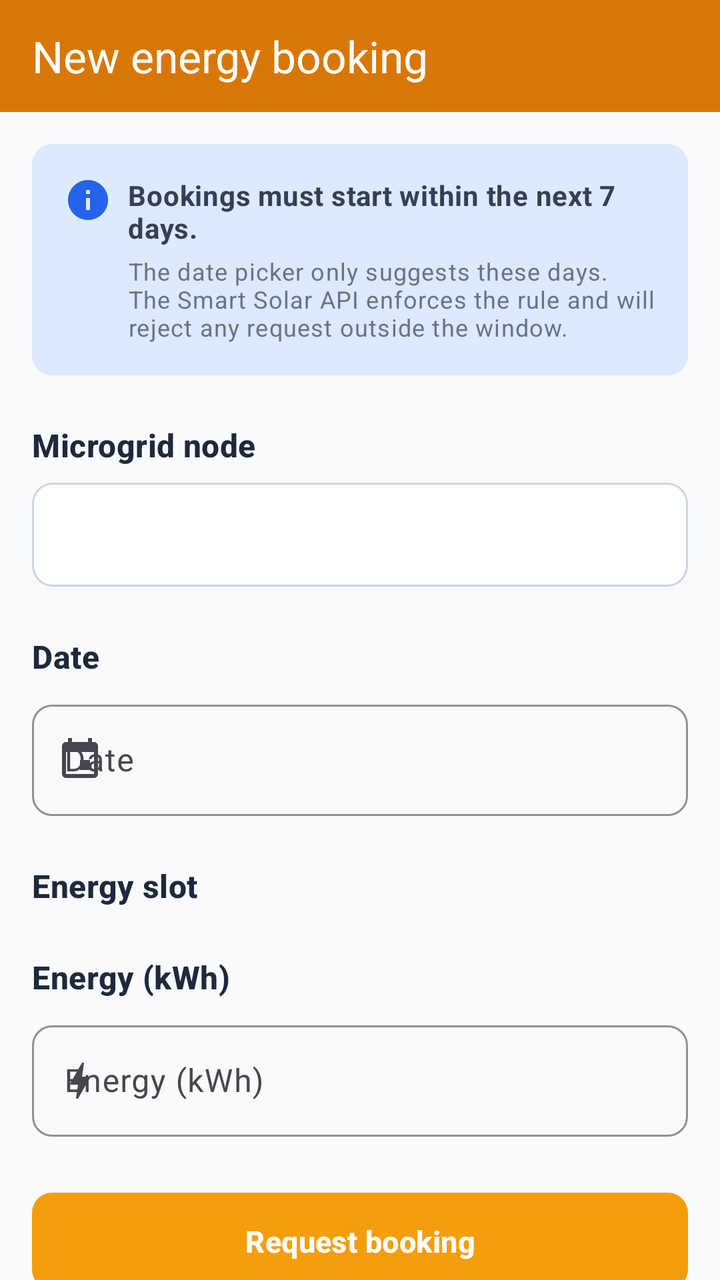
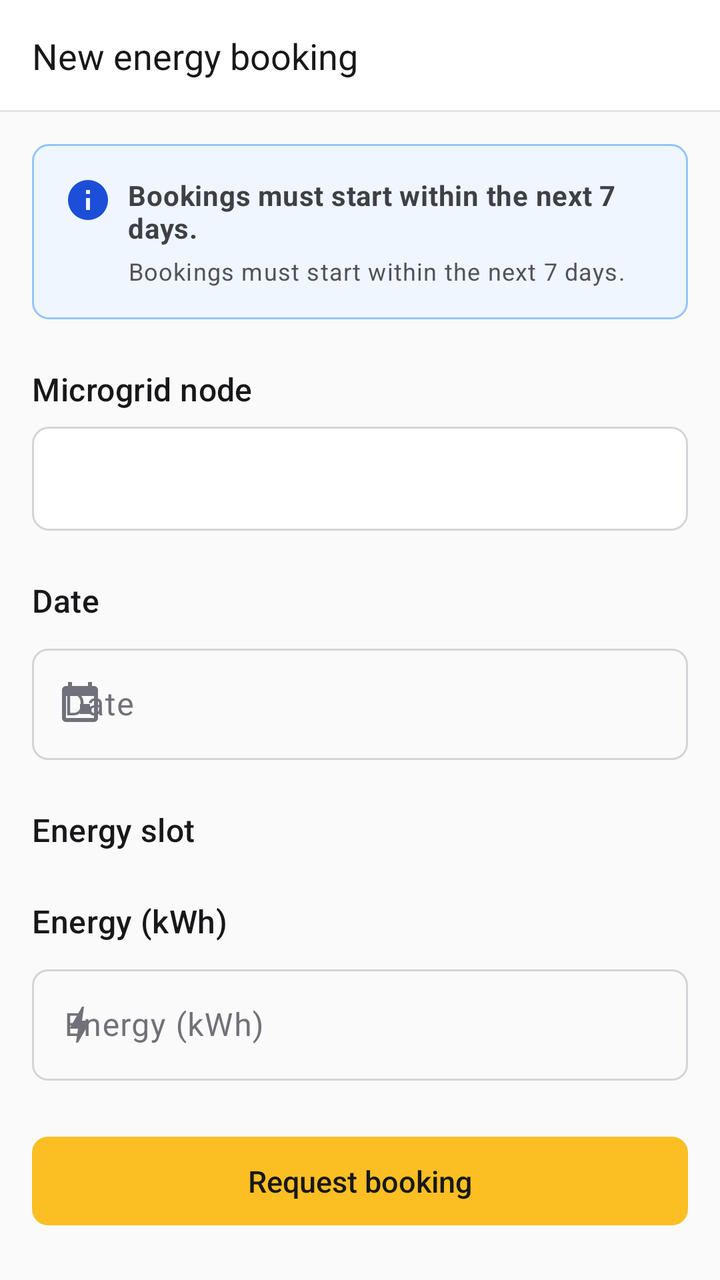

Before-and-after screenshots of an Android layout around one commit, followed by the original layout XML and the change that was made.
<!-- AndroidManifest.xml: application theme Theme.SmartSolar -->
<!-- res/layout/activity_new_booking.xml -->
<?xml version="1.0" encoding="utf-8"?>
<LinearLayout xmlns:android="http://schemas.android.com/apk/res/android"
    xmlns:app="http://schemas.android.com/apk/res-auto"
    xmlns:tools="http://schemas.android.com/tools"
    android:layout_width="match_parent"
    android:layout_height="match_parent"
    android:background="@color/screen_background"
    android:orientation="vertical">

    
    <com.google.android.material.appbar.MaterialToolbar
        android:id="@+id/toolbar"
        style="@style/Widget.SmartSolar.Toolbar"
        android:layout_width="match_parent"
        android:layout_height="@dimen/toolbar_height"
        app:title="@string/new_booking_title" />

    
    <androidx.core.widget.NestedScrollView
        android:id="@+id/scroll_booking"
        android:layout_width="match_parent"
        android:layout_height="0dp"
        android:layout_weight="1"
        android:fillViewport="true">

        <LinearLayout
            android:layout_width="match_parent"
            android:layout_height="wrap_content"
            android:orientation="vertical"
            android:padding="@dimen/screen_padding">

            
            <LinearLayout
                android:id="@+id/panel_window_notice"
                android:layout_width="match_parent"
                android:layout_height="wrap_content"
                android:background="@drawable/bg_info_panel"
                android:orientation="horizontal"
                android:padding="@dimen/space_md">

                <ImageView
                    android:layout_width="@dimen/icon_md"
                    android:layout_height="@dimen/icon_md"
                    android:contentDescription="@null"
                    android:src="@drawable/ic_info"
                    android:tint="@color/info_blue"
                    tools:ignore="UseAppTint" />

                <LinearLayout
                    android:layout_width="match_parent"
                    android:layout_height="wrap_content"
                    android:layout_marginStart="@dimen/space_sm"
                    android:orientation="vertical">

                    <TextView
                        android:layout_width="match_parent"
                        android:layout_height="wrap_content"
                        android:text="@string/booking_window_notice"
                        android:textAppearance="@style/TextAppearance.SmartSolar.Body"
                        android:textStyle="bold" />

                    
                    <TextView
                        android:id="@+id/text_window_enforced"
                        android:layout_width="match_parent"
                        android:layout_height="wrap_content"
                        android:layout_marginTop="@dimen/space_xs"
                        android:text="The date picker only suggests these days. The Smart Solar API enforces the rule and will reject any request outside the window."
                        android:textAppearance="@style/TextAppearance.SmartSolar.Caption"
                        tools:ignore="HardcodedText" />
                </LinearLayout>
            </LinearLayout>

            
            <TextView
                android:layout_width="match_parent"
                android:layout_height="wrap_content"
                android:layout_marginTop="@dimen/space_lg"
                android:text="@string/label_select_station"
                android:textAppearance="@style/TextAppearance.SmartSolar.SectionTitle" />

            <Spinner
                android:id="@+id/spinner_station"
                android:layout_width="match_parent"
                android:layout_height="wrap_content"
                android:layout_marginTop="@dimen/space_sm"
                android:background="@drawable/bg_input_rounded"
                android:minHeight="52dp"
                android:paddingStart="@dimen/space_md"
                android:paddingEnd="@dimen/space_md" />

            <ProgressBar
                android:id="@+id/progress_stations"
                android:layout_width="wrap_content"
                android:layout_height="wrap_content"
                android:layout_gravity="center_horizontal"
                android:layout_marginTop="@dimen/space_sm"
                android:visibility="gone" />

            
            <TextView
                android:layout_width="match_parent"
                android:layout_height="wrap_content"
                android:layout_marginTop="@dimen/space_lg"
                android:text="@string/label_select_date"
                android:textAppearance="@style/TextAppearance.SmartSolar.SectionTitle" />

            <com.google.android.material.textfield.TextInputLayout
                android:id="@+id/layout_date"
                style="@style/Widget.SmartSolar.TextInputLayout"
                android:layout_width="match_parent"
                android:layout_height="wrap_content"
                android:layout_marginTop="@dimen/space_sm"
                android:hint="@string/label_select_date"
                app:startIconContentDescription="@string/label_select_date"
                app:startIconDrawable="@drawable/ic_calendar">

                
                <com.google.android.material.textfield.TextInputEditText
                    android:id="@+id/input_date"
                    android:layout_width="match_parent"
                    android:layout_height="wrap_content"
                    android:clickable="true"
                    android:cursorVisible="false"
                    android:focusable="false"
                    android:focusableInTouchMode="false"
                    android:inputType="none" />
            </com.google.android.material.textfield.TextInputLayout>

            
            <TextView
                android:layout_width="match_parent"
                android:layout_height="wrap_content"
                android:layout_marginTop="@dimen/space_lg"
                android:text="@string/label_select_slot"
                android:textAppearance="@style/TextAppearance.SmartSolar.SectionTitle" />

            
            <ProgressBar
                android:id="@+id/progress_slots"
                android:layout_width="wrap_content"
                android:layout_height="wrap_content"
                android:layout_gravity="center_horizontal"
                android:layout_marginTop="@dimen/space_md"
                android:visibility="gone" />

            
            <androidx.recyclerview.widget.RecyclerView
                android:id="@+id/recycler_slots"
                android:layout_width="match_parent"
                android:layout_height="wrap_content"
                android:layout_marginTop="@dimen/space_sm"
                android:nestedScrollingEnabled="false"
                android:visibility="gone"
                tools:itemCount="3"
                tools:listitem="@android:layout/simple_list_item_1" />

            
            <LinearLayout
                android:id="@+id/empty_slots"
                android:layout_width="match_parent"
                android:layout_height="wrap_content"
                android:layout_marginTop="@dimen/space_sm"
                android:background="@drawable/bg_warning_panel"
                android:gravity="center_vertical"
                android:orientation="horizontal"
                android:padding="@dimen/space_md"
                android:visibility="gone">

                <ImageView
                    android:layout_width="@dimen/icon_md"
                    android:layout_height="@dimen/icon_md"
                    android:contentDescription="@null"
                    android:src="@drawable/ic_clock"
                    android:tint="@color/warning_amber"
                    tools:ignore="UseAppTint" />

                
                <TextView
                    android:id="@+id/text_slots_empty"
                    android:layout_width="match_parent"
                    android:layout_height="wrap_content"
                    android:layout_marginStart="@dimen/space_sm"
                    android:text="No energy slots are available at this node for the chosen date. Try another date or another node."
                    android:textAppearance="@style/TextAppearance.SmartSolar.Body"
                    tools:ignore="HardcodedText" />
            </LinearLayout>

            
            <TextView
                android:layout_width="match_parent"
                android:layout_height="wrap_content"
                android:layout_marginTop="@dimen/space_lg"
                android:text="@string/label_energy_kwh"
                android:textAppearance="@style/TextAppearance.SmartSolar.SectionTitle" />

            <com.google.android.material.textfield.TextInputLayout
                android:id="@+id/layout_energy"
                style="@style/Widget.SmartSolar.TextInputLayout"
                android:layout_width="match_parent"
                android:layout_height="wrap_content"
                android:layout_marginTop="@dimen/space_sm"
                android:hint="@string/label_energy_kwh"
                app:helperTextEnabled="true"
                app:startIconContentDescription="@string/label_energy_kwh"
                app:startIconDrawable="@drawable/ic_bolt">

                <com.google.android.material.textfield.TextInputEditText
                    android:id="@+id/input_energy"
                    android:layout_width="match_parent"
                    android:layout_height="wrap_content"
                    android:imeOptions="actionDone"
                    android:inputType="numberDecimal"
                    android:maxLength="8" />
            </com.google.android.material.textfield.TextInputLayout>

            
            <com.google.android.material.button.MaterialButton
                android:id="@+id/btn_submit"
                style="@style/Widget.SmartSolar.Button"
                android:layout_width="match_parent"
                android:layout_height="wrap_content"
                android:layout_marginTop="@dimen/space_lg"
                android:enabled="false"
                android:text="@string/action_submit_booking" />

            
            <ProgressBar
                android:id="@+id/progress_submit"
                android:layout_width="wrap_content"
                android:layout_height="wrap_content"
                android:layout_gravity="center_horizontal"
                android:layout_marginTop="@dimen/space_md"
                android:layout_marginBottom="@dimen/space_md"
                android:visibility="gone" />
        </LinearLayout>
    </androidx.core.widget.NestedScrollView>
</LinearLayout>
<!-- resources referenced by this layout -->
<resources>
  <color name="info_blue">#2563EB</color>
  <color name="warning_amber">#D97706</color>
  <!-- drawable bg_info_panel (drawable) -->
  <?xml version="1.0" encoding="utf-8"?>
  <shape xmlns:android="http://schemas.android.com/apk/res/android" android:shape="rectangle">
      <corners android:radius="10dp" />
      <solid android:color="@color/info_blue_bg" />
  </shape>
  <!-- drawable bg_input_rounded (drawable) -->
  <?xml version="1.0" encoding="utf-8"?>
  <shape xmlns:android="http://schemas.android.com/apk/res/android" android:shape="rectangle">
      <corners android:radius="10dp" />
      <solid android:color="@color/white" />
      <stroke android:width="1dp" android:color="@color/slate_300" />
  </shape>
  <!-- drawable bg_warning_panel (drawable) -->
  <?xml version="1.0" encoding="utf-8"?>
  <shape xmlns:android="http://schemas.android.com/apk/res/android" android:shape="rectangle">
      <corners android:radius="10dp" />
      <solid android:color="@color/warning_amber_bg" />
  </shape>
  <style name="TextAppearance.SmartSolar.Caption" parent="TextAppearance.Material3.BodySmall">
          <item name="android:textColor">@color/slate_500</item>
          <item name="android:textSize">12sp</item>
      </style>
  <style name="TextAppearance.SmartSolar.SectionTitle" parent="TextAppearance.Material3.TitleMedium">
          <item name="android:textColor">@color/slate_800</item>
          <item name="android:textStyle">bold</item>
          <item name="android:textSize">16sp</item>
      </style>
  <style name="Widget.SmartSolar.Button" parent="Widget.Material3.Button">
          <item name="backgroundTint">@color/solar_500</item>
          <item name="android:textColor">@color/white</item>
          <item name="cornerRadius">10dp</item>
          <item name="android:paddingTop">14dp</item>
          <item name="android:paddingBottom">14dp</item>
          <item name="android:textSize">15sp</item>
          <item name="android:textStyle">bold</item>
          <item name="android:letterSpacing">0.01</item>
      </style>
  <style name="Widget.SmartSolar.TextInputLayout" parent="Widget.Material3.TextInputLayout.OutlinedBox">
          <item name="boxCornerRadiusTopStart">10dp</item>
          <item name="boxCornerRadiusTopEnd">10dp</item>
          <item name="boxCornerRadiusBottomStart">10dp</item>
          <item name="boxCornerRadiusBottomEnd">10dp</item>
          <item name="boxStrokeColor">@color/solar_500</item>
          <item name="hintTextColor">@color/slate_500</item>
          <item name="errorTextColor">@color/error_red</item>
      </style>
  <style name="Widget.SmartSolar.Toolbar" parent="Widget.Material3.Toolbar">
          <item name="android:background">@color/solar_600</item>
          <item name="titleTextColor">@color/white</item>
          <item name="subtitleTextColor">@color/solar_100</item>
          <item name="navigationIconTint">@color/white</item>
      </style>
  <style name="Theme.SmartSolar" parent="Theme.Material3.Light.NoActionBar">
          <item name="colorPrimary">@color/solar_500</item>
          <item name="colorOnPrimary">@color/white</item>
          <item name="colorPrimaryContainer">@color/solar_100</item>
          <item name="colorOnPrimaryContainer">@color/solar_800</item>
  
          <item name="colorSecondary">@color/grid_600</item>
          <item name="colorOnSecondary">@color/white</item>
          <item name="colorSecondaryContainer">@color/grid_100</item>
          <item name="colorOnSecondaryContainer">@color/grid_800</item>
  
          <item name="colorError">@color/error_red</item>
          <item name="colorSurface">@color/white</item>
          <item name="colorOnSurface">@color/slate_800</item>
          <item name="android:colorBackground">@color/slate_50</item>
  
          <item name="android:statusBarColor">@color/solar_600</item>
          <item name="android:windowLightStatusBar" tools:targetApi="23">false</item>
          <item name="android:navigationBarColor">@color/white</item>
          <item name="android:windowLightNavigationBar" tools:targetApi="27">true</item>
      </style>
  <color name="slate_50">#F8FAFC</color>
  <color name="info_blue_bg">#DBEAFE</color>
  <color name="slate_300">#CBD5E1</color>
  <color name="warning_amber_bg">#FEF3C7</color>
  <color name="slate_700">#334155</color>
  <color name="slate_500">#64748B</color>
  <color name="slate_800">#1E293B</color>
  <color name="solar_500">#F59E0B</color>
  <color name="error_red">#DC2626</color>
  <color name="solar_600">#D97706</color>
  <color name="grid_600">#059669</color>
  <!-- unchanged entries left out for length: 25 -->
</resources>

<!-- the commit's change to res/layout/activity_new_booking.xml (unified diff, before → after) -->
@@ -65,7 +65,7 @@
                         android:layout_width="match_parent"
                         android:layout_height="wrap_content"
                         android:layout_marginTop="@dimen/space_xs"
-                        android:text="The date picker only suggests these days. The Smart Solar API enforces the rule and will reject any request outside the window."
+                        android:text="@string/booking_window_notice"
                         android:textAppearance="@style/TextAppearance.SmartSolar.Caption"
                         tools:ignore="HardcodedText" />
                 </LinearLayout>
@@ -181,7 +181,7 @@
                     android:layout_width="match_parent"
                     android:layout_height="wrap_content"
                     android:layout_marginStart="@dimen/space_sm"
-                    android:text="No energy slots are available at this node for the chosen date. Try another date or another node."
+                    android:text="@string/new_booking_no_slots"
                     android:textAppearance="@style/TextAppearance.SmartSolar.Body"
                     tools:ignore="HardcodedText" />
             </LinearLayout>
<!-- resource entries referenced after the edit -->
@@ -1,92 +1,153 @@
 <!-- resources referenced by this layout -->
 <resources>
-  <color name="info_blue">#2563EB</color>
-  <color name="warning_amber">#D97706</color>
+  <color name="info_blue">#1D4ED8</color>
+  <color name="warning_amber">#B45309</color>
   <!-- drawable bg_info_panel (drawable) -->
   <?xml version="1.0" encoding="utf-8"?>
   <shape xmlns:android="http://schemas.android.com/apk/res/android" android:shape="rectangle">
-      <corners android:radius="10dp" />
+      <corners android:radius="8dp" />
       <solid android:color="@color/info_blue_bg" />
+      <stroke android:width="1dp" android:color="@color/info_blue_stroke" />
   </shape>
   <!-- drawable bg_input_rounded (drawable) -->
   <?xml version="1.0" encoding="utf-8"?>
   <shape xmlns:android="http://schemas.android.com/apk/res/android" android:shape="rectangle">
-      <corners android:radius="10dp" />
+      <corners android:radius="8dp" />
       <solid android:color="@color/white" />
       <stroke android:width="1dp" android:color="@color/slate_300" />
   </shape>
   <!-- drawable bg_warning_panel (drawable) -->
   <?xml version="1.0" encoding="utf-8"?>
   <shape xmlns:android="http://schemas.android.com/apk/res/android" android:shape="rectangle">
-      <corners android:radius="10dp" />
+      <corners android:radius="8dp" />
       <solid android:color="@color/warning_amber_bg" />
+      <stroke android:width="1dp" android:color="@color/warning_amber_stroke" />
   </shape>
+  <string name="new_booking_no_slots">No energy slots are available at this node on that date. Try another date or another node.</string>
   <style name="TextAppearance.SmartSolar.Caption" parent="TextAppearance.Material3.BodySmall">
-          <item name="android:textColor">@color/slate_500</item>
+          <item name="android:textColor">@color/slate_600</item>
           <item name="android:textSize">12sp</item>
       </style>
   <style name="TextAppearance.SmartSolar.SectionTitle" parent="TextAppearance.Material3.TitleMedium">
-          <item name="android:textColor">@color/slate_800</item>
-          <item name="android:textStyle">bold</item>
+          <item name="android:textColor">@color/slate_900</item>
+          <item name="android:fontFamily">sans-serif-medium</item>
           <item name="android:textSize">16sp</item>
       </style>
   <style name="Widget.SmartSolar.Button" parent="Widget.Material3.Button">
-          <item name="backgroundTint">@color/solar_500</item>
-          <item name="android:textColor">@color/white</item>
-          <item name="cornerRadius">10dp</item>
-          <item name="android:paddingTop">14dp</item>
-          <item name="android:paddingBottom">14dp</item>
+          <item name="backgroundTint">@color/accent</item>
+          <item name="android:textColor">@color/accent_ink</item>
+          <item name="iconTint">@color/accent_ink</item>
+          <item name="rippleColor">@color/accent_pressed</item>
+          <item name="cornerRadius">8dp</item>
+          <item name="android:minHeight">48dp</item>
+          <item name="android:paddingTop">12dp</item>
+          <item name="android:paddingBottom">12dp</item>
           <item name="android:textSize">15sp</item>
-          <item name="android:textStyle">bold</item>
-          <item name="android:letterSpacing">0.01</item>
+          <item name="android:fontFamily">sans-serif-medium</item>
+          <item name="android:textStyle">normal</item>
+          <item name="android:letterSpacing">0</item>
+          <item name="android:textAllCaps">false</item>
       </style>
   <style name="Widget.SmartSolar.TextInputLayout" parent="Widget.Material3.TextInputLayout.OutlinedBox">
-          <item name="boxCornerRadiusTopStart">10dp</item>
-          <item name="boxCornerRadiusTopEnd">10dp</item>
-          <item name="boxCornerRadiusBottomStart">10dp</item>
-          <item name="boxCornerRadiusBottomEnd">10dp</item>
-          <item name="boxStrokeColor">@color/solar_500</item>
-          <item name="hintTextColor">@color/slate_500</item>
+          <item name="boxCornerRadiusTopStart">8dp</item>
+          <item name="boxCornerRadiusTopEnd">8dp</item>
+          <item name="boxCornerRadiusBottomStart">8dp</item>
+          <item name="boxCornerRadiusBottomEnd">8dp</item>
+          <item name="boxStrokeColor">@color/input_stroke</item>
+          <item name="hintTextColor">@color/slate_700</item>
+          <item name="android:textColorHint">@color/slate_500</item>
           <item name="errorTextColor">@color/error_red</item>
+          <item name="boxStrokeErrorColor">@color/error_red</item>
+          <item name="startIconTint">@color/slate_500</item>
+          <item name="endIconTint">@color/slate_500</item>
       </style>
   <style name="Widget.SmartSolar.Toolbar" parent="Widget.Material3.Toolbar">
-          <item name="android:background">@color/solar_600</item>
-          <item name="titleTextColor">@color/white</item>
-          <item name="subtitleTextColor">@color/solar_100</item>
-          <item name="navigationIconTint">@color/white</item>
+          <item name="android:background">@drawable/bg_toolbar</item>
+          <item name="titleTextAppearance">@style/TextAppearance.SmartSolar.ToolbarTitle</item>
+          <item name="titleTextColor">@color/slate_900</item>
+          <item name="subtitleTextColor">@color/slate_600</item>
+          <item name="navigationIconTint">@color/slate_900</item>
+          <item name="android:elevation">0dp</item>
       </style>
   <style name="Theme.SmartSolar" parent="Theme.Material3.Light.NoActionBar">
-          <item name="colorPrimary">@color/solar_500</item>
+          
+          <item name="colorPrimary">@color/slate_900</item>
           <item name="colorOnPrimary">@color/white</item>
+          <item name="colorPrimaryInverse">@color/accent</item>
           <item name="colorPrimaryContainer">@color/solar_100</item>
           <item name="colorOnPrimaryContainer">@color/solar_800</item>
   
-          <item name="colorSecondary">@color/grid_600</item>
+          <item name="colorSecondary">@color/grid_700</item>
           <item name="colorOnSecondary">@color/white</item>
           <item name="colorSecondaryContainer">@color/grid_100</item>
           <item name="colorOnSecondaryContainer">@color/grid_800</item>
   
           <item name="colorError">@color/error_red</item>
           <item name="colorSurface">@color/white</item>
-          <item name="colorOnSurface">@color/slate_800</item>
+          <item name="colorOnSurface">@color/slate_900</item>
+          <item name="colorOnSurfaceVariant">@color/slate_600</item>
+          <item name="colorOutline">@color/slate_300</item>
+          <item name="colorOutlineVariant">@color/slate_200</item>
           <item name="android:colorBackground">@color/slate_50</item>
+          <item name="android:textColorPrimary">@color/slate_900</item>
+          <item name="android:textColorSecondary">@color/slate_600</item>
+          <item name="android:textColorHint">@color/slate_500</item>
   
-          <item name="android:statusBarColor">@color/solar_600</item>
-          <item name="android:windowLightStatusBar" tools:targetApi="23">false</item>
+          
+          <item name="shapeAppearanceSmallComponent">@style/ShapeAppearance.SmartSolar.Control</item>
+          <item name="shapeAppearanceMediumComponent">@style/ShapeAppearance.SmartSolar.Surface</item>
+  
+          <item name="materialButtonStyle">@style/Widget.SmartSolar.Button</item>
+  
+          
+          <item name="android:statusBarColor">@color/white</item>
+          <item name="android:windowLightStatusBar" tools:targetApi="23">true</item>
           <item name="android:navigationBarColor">@color/white</item>
           <item name="android:windowLightNavigationBar" tools:targetApi="27">true</item>
       </style>
-  <color name="slate_50">#F8FAFC</color>
-  <color name="info_blue_bg">#DBEAFE</color>
-  <color name="slate_300">#CBD5E1</color>
-  <color name="warning_amber_bg">#FEF3C7</color>
-  <color name="slate_700">#334155</color>
-  <color name="slate_500">#64748B</color>
-  <color name="slate_800">#1E293B</color>
-  <color name="solar_500">#F59E0B</color>
-  <color name="error_red">#DC2626</color>
-  <color name="solar_600">#D97706</color>
-  <color name="grid_600">#059669</color>
+  <color name="slate_50">#FAFAFA</color>
+  <color name="info_blue_bg">#EFF6FF</color>
+  <color name="info_blue_stroke">#93C5FD</color>
+  <color name="slate_300">#D4D4D8</color>
+  <color name="warning_amber_bg">#FFFBEB</color>
+  <color name="warning_amber_stroke">#FCD34D</color>
+  <color name="slate_700">#3F3F46</color>
+  <color name="slate_600">#52525B</color>
+  <color name="slate_900">#18181B</color>
+  <color name="accent">#FBBF24</color>
+  <color name="accent_ink">#18181B</color>
+  <color name="accent_pressed">#F59E0B</color>
+  <color name="slate_500">#71717A</color>
+  <color name="error_red">#B91C1C</color>
+  <!-- drawable bg_toolbar (drawable) -->
+  <?xml version="1.0" encoding="utf-8"?>
+  <layer-list xmlns:android="http://schemas.android.com/apk/res/android">
+      <item>
+          <shape android:shape="rectangle">
+              <solid android:color="@color/white" />
+          </shape>
+      </item>
+      <item android:gravity="bottom" android:height="1dp">
+          <shape android:shape="rectangle">
+              <solid android:color="@color/slate_200" />
+          </shape>
+      </item>
+  </layer-list>
+  <style name="TextAppearance.SmartSolar.ToolbarTitle" parent="TextAppearance.Material3.TitleLarge">
+          <item name="android:textColor">@color/slate_900</item>
+          <item name="android:fontFamily">sans-serif-medium</item>
+          <item name="android:textSize">18sp</item>
+      </style>
+  <color name="grid_700">#047857</color>
+  <color name="slate_200">#E4E4E7</color>
+  <style name="ShapeAppearance.SmartSolar.Control" parent="ShapeAppearance.Material3.SmallComponent">
+          <item name="cornerFamily">rounded</item>
+          <item name="cornerSize">8dp</item>
+      </style>
+  <style name="ShapeAppearance.SmartSolar.Surface" parent="ShapeAppearance.Material3.MediumComponent">
+          <item name="cornerFamily">rounded</item>
+          <item name="cornerSize">12dp</item>
+      </style>
   <!-- unchanged entries left out for length: 25 -->
 </resources>
 
